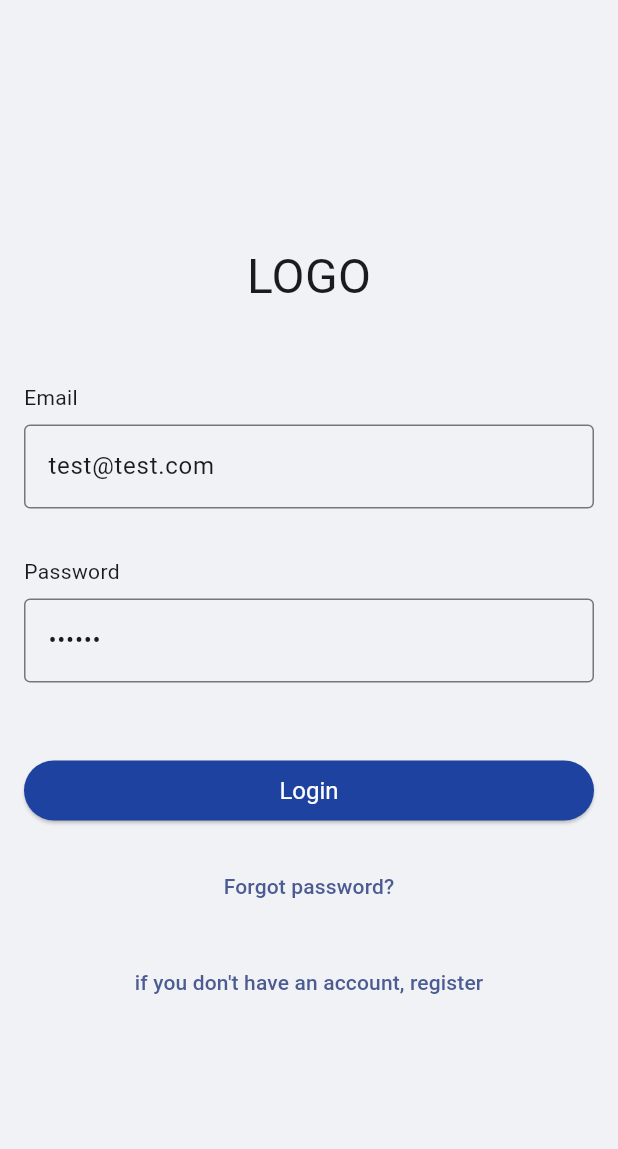
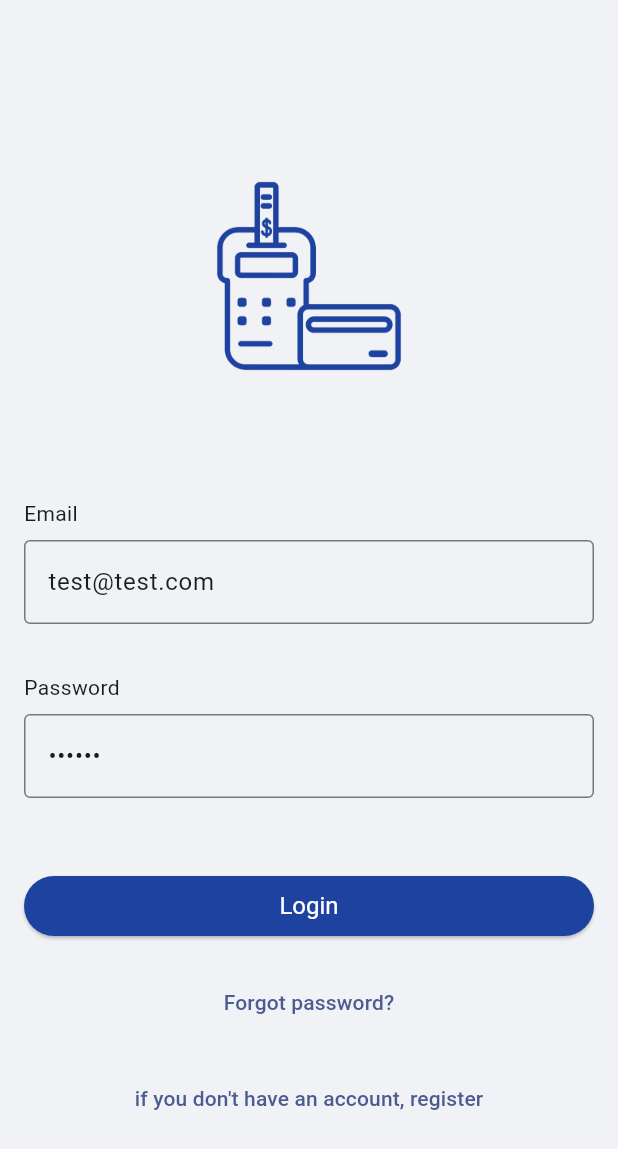
Before and after one commit to AhmedSa96/cashir, a Flutter app: the screen it shows after launch, on a phone screen of 412 x 824 dp. Shown: the top 1149 px of the screen. Run offline on Flutter 3.47's test engine with Material 2 defaults, Android fonts, the phone set to English and light mode, and no system bars; drawn by our look-alikes of reactive_forms; our stand-ins replace freezed_annotation, get, get_storage, wave; statements that could not run were skipped.

Commit message:
add logo to the app

```diff
--- a/lib/modules/auth/view/login/login.screen.dart
+++ b/lib/modules/auth/view/login/login.screen.dart
@@ -65,11 +65,12 @@ class LoginScreen extends StatelessWidget {
             mainAxisAlignment: MainAxisAlignment.center,
             crossAxisAlignment: CrossAxisAlignment.center,
             children: [
-              const Wrapper(
+              Wrapper(
                 child: Center(
-                  child: Text(
-                    "LOGO",
-                    style: TextStyle(fontSize: 32),
+                  child: Image.asset(
+                    "assets/images/logo.png",
+                    height: 200,
+                    width: 200,
                   ),
                 ),
               ),
--- a/lib/shared/layouts/admin.layout.dart
+++ b/lib/shared/layouts/admin.layout.dart
@@ -44,7 +44,10 @@ class _MainMenu extends StatelessWidget {
             child: Container(
               color: colors.primary,
               alignment: Alignment.center,
-              child: const Text("CAHSIR"),
+              child: Image.asset(
+                "assets/images/logo_white.png",
+                // width: 100,
+              ),
             ),
           ),
           ListTile(
--- a/pubspec.yaml
+++ b/pubspec.yaml
@@ -35,6 +35,7 @@ dependencies:
   get: ^4.6.5
   get_storage: ^2.1.1
   http: ^1.1.0
+  image_picker: ^1.0.4
   json_annotation: ^4.8.1
   reactive_forms: ^16.0.3
   wave: ^0.2.2
@@ -56,8 +57,8 @@ flutter:
   # the material Icons class.
   uses-material-design: true
   # To add assets to your application, add an assets section, like this:
-  # assets:
-  #   - images/a_dot_burr.jpeg
+  assets:
+    - assets/images/
   #   - images/a_dot_ham.jpeg
   # An image asset can refer to one or more resolution-specific "variants", see
   # https://flutter.dev/assets-and-images/#resolution-aware
```
Also changed, not shown: lib/modules/auth/view/register/register.screen.dart (+6 -5 lines), lib/modules/splash/view/splash.screen.dart (+5 -4 lines), assets/images/logo.png (added), assets/images/logo_white.png (added), pubspec.lock, 1 other file.
